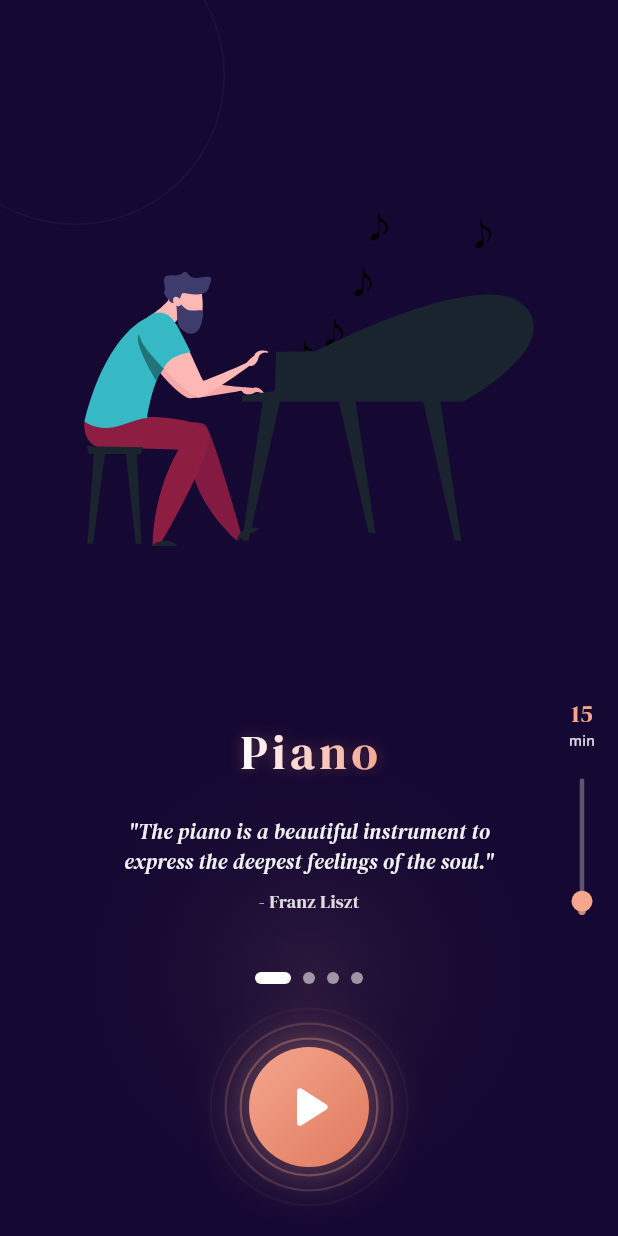
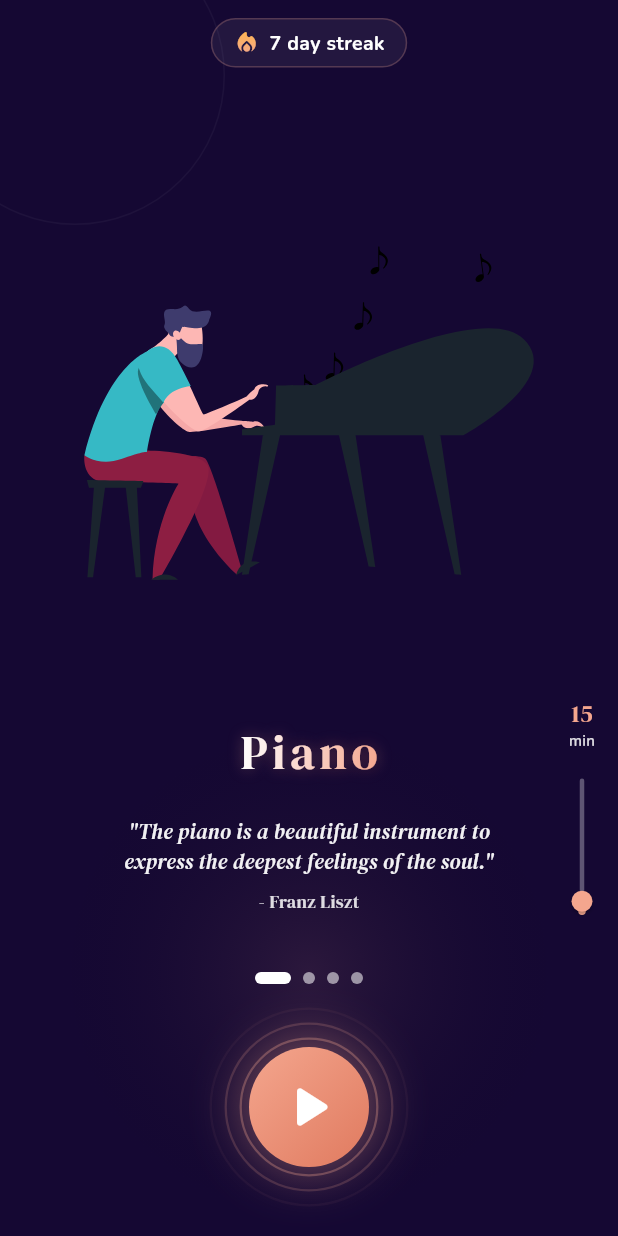
Before and after one commit to marlyocat/listzly, a Flutter app: the _HomeTab screen opened directly, on a phone screen of 412 x 824 dp. Run offline on Flutter 3.47's test engine with Material 3 defaults, Android fonts, the light colour scheme and no system bars; our stand-ins replace google_fonts, lottie; missing offline and left inert: turn_page_transition; project files that could hold a hidden picture were left out.

Commit message:
Update home page

```diff
--- a/lib/pages/home_page.dart
+++ b/lib/pages/home_page.dart
@@ -3,6 +3,7 @@ import 'dart:math';
 import 'package:flutter/material.dart';
 import 'package:google_fonts/google_fonts.dart';
 import 'package:lottie/lottie.dart';
+
 import 'package:listzly/components/flip_box_nav_bar.dart';
 import 'package:listzly/pages/quests_page.dart';
 import 'package:listzly/pages/activity_page.dart';
@@ -125,6 +126,9 @@ class _HomeTabState extends State<_HomeTab> with TickerProviderStateMixin {
     )..repeat();
   }
 
+  // TODO: Wire up to real persistence (SharedPreferences / database)
+  int _streakDays = 7;
+
   static const List<_InstrumentData> _instruments = [
     _InstrumentData(name: 'Piano', icon: Icons.piano, lottiePath: 'lib/images/playing_piano.json', quotes: [
       {'quote': 'Simplicity is the final achievement.', 'author': 'Frederic Chopin'},
@@ -241,6 +245,47 @@ class _HomeTabState extends State<_HomeTab> with TickerProviderStateMixin {
             SafeArea(
           child: Column(
             children: [
+              const SizedBox(height: 12),
+
+              // Streak badge
+              Container(
+                padding: const EdgeInsets.symmetric(horizontal: 14, vertical: 6),
+                decoration: BoxDecoration(
+                  color: Colors.white.withAlpha(15),
+                  borderRadius: BorderRadius.circular(20),
+                  border: Border.all(
+                    color: accentCoral.withAlpha(60),
+                    width: 1,
+                  ),
+                ),
+                child: Row(
+                  mainAxisSize: MainAxisSize.min,
+                  children: [
+                    ShaderMask(
+                      shaderCallback: (bounds) => const LinearGradient(
+                        begin: Alignment.topCenter,
+                        end: Alignment.bottomCenter,
+                        colors: [Color(0xFFFFB74D), accentCoral],
+                      ).createShader(bounds),
+                      child: const Icon(
+                        Icons.local_fire_department_rounded,
+                        size: 18,
+                        color: Colors.white,
+                      ),
+                    ),
+                    const SizedBox(width: 6),
+                    Text(
+                      '$_streakDays day streak',
+                      style: GoogleFonts.nunito(
+                        fontSize: 13,
+                        fontWeight: FontWeight.w700,
+                        color: Colors.white,
+                      ),
+                    ),
+                  ],
+                ),
+              ),
+
               const SizedBox(height: 8),
 
               // Swipeable instrument carousel
```
